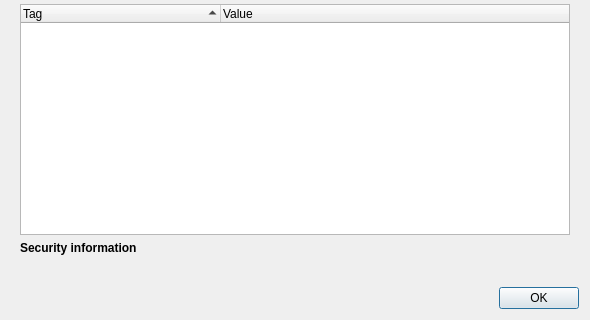
Above: src/lib/other/siteinfo.ui from Tauzun/midori-web- before the change; both pictures show x 0 to 590 and y 172 to 492 of the 590 by 492 pixel window. Below: the same form after it.
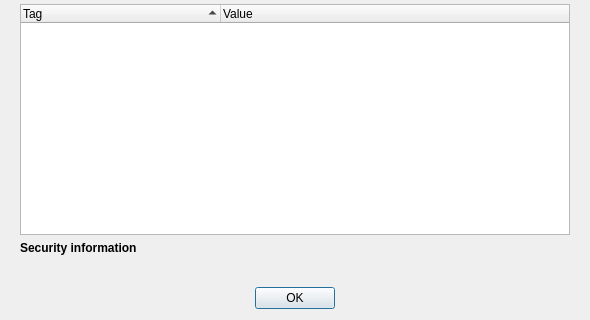
That is the form after the change. Custom widgets are drawn as their Qt base class.

```diff
--- a/src/lib/other/siteinfo.ui
+++ b/src/lib/other/siteinfo.ui
@@ -22,6 +22,9 @@
      <property name="standardButtons">
       <set>QDialogButtonBox::Ok</set>
      </property>
+     <property name="centerButtons">
+      <bool>true</bool>
+     </property>
     </widget>
    </item>
    <item row="1" column="0">
```
Left out of the diff: 9 changed lines with no effect on the pictures.
